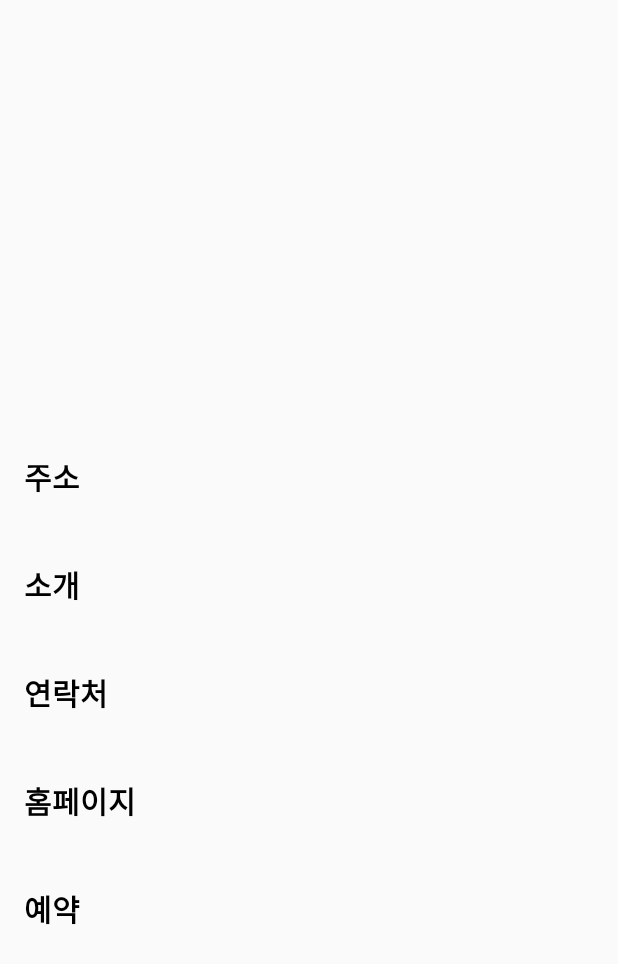
After one commit to suyeon1128/campingMaster, an Android app: the CampingSiteDetailActivity screen opened directly, with no data from a screen before it, on a phone screen of 412 x 824 dp. The commit adds this screen. Shown: the top 964 px of the screen. Run offline under Robolectric (Android 15) with nearby library versions, the phone set to English and light mode, and no system bars; pictures from the network do not load.

```diff
--- a/app/build.gradle.kts
+++ b/app/build.gradle.kts
@@ -55,4 +55,6 @@ dependencies {
     implementation ("com.squareup.retrofit2:converter-gson:2.9.0")
     implementation ("com.google.code.gson:gson:2.10.1")
     implementation ("com.squareup.okhttp3:logging-interceptor:3.11.0")
+    //glide
+    implementation ("com.github.bumptech.glide:glide:4.13.2")
 }
--- /dev/null
+++ b/app/src/main/java/com/example/campingmaster/CampingSiteDetailActivity.java
@@ -0,0 +1,58 @@
+package com.example.campingmaster;
+
+import android.os.Bundle;
+import android.widget.ImageView;
+import android.widget.TextView;
+
+import androidx.appcompat.app.AppCompatActivity;
+
+import com.bumptech.glide.Glide;
+import com.example.campingmaster.api.gocamping.dto.CampingSiteDto;
+
+public class CampingSiteDetailActivity extends AppCompatActivity {
+    private TextView nameTextView;
+    private TextView featureTextView;
+    private TextView addressTextView;
+    private TextView descriptionTextView;
+    private TextView phoneNumberTextView;
+    private TextView homepageTextView;
+    private TextView reserveTextView;
+    private ImageView siteImageView;
+
+    @Override
+    protected void onCreate(Bundle savedInstanceState) {
+        super.onCreate(savedInstanceState);
+        setContentView(R.layout.activity_camping_site_detail);
+
+        nameTextView = findViewById(R.id.nameTextView);
+        featureTextView = findViewById(R.id.featureTextView);
+        addressTextView = findViewById(R.id.addressTextView);
+        descriptionTextView = findViewById(R.id.descriptionTextView);
+        phoneNumberTextView = findViewById(R.id.phoneNumberTextView);
+        homepageTextView = findViewById(R.id.homepageTextView);
+        siteImageView = findViewById(R.id.siteImageView);
+        reserveTextView = findViewById(R.id.reserveTextView);
+
+        CampingSiteDto campingSite = (CampingSiteDto) getIntent().getSerializableExtra("campingSite");
+
+        if (campingSite != null) {
+            nameTextView.setText(campingSite.getName() != null ? campingSite.getName() : "Name not available");
+            featureTextView.setText(campingSite.getFeatureNm() != null ? campingSite.getFeatureNm() : "Feature not available");
+            addressTextView.setText(campingSite.getAddress() != null ? campingSite.getAddress() : "Address not available");
+            descriptionTextView.setText(campingSite.getDescription() != null ? campingSite.getDescription() : "Description not available");
+            phoneNumberTextView.setText(campingSite.getPhoneNumber() != null ? campingSite.getPhoneNumber() : "Phone number not available");
+            homepageTextView.setText(campingSite.getHomepageUrl() != null ? campingSite.getHomepageUrl() : "Homepage not available");
+            reserveTextView.setText(campingSite.getReserveUrl() != null ? campingSite.getHomepageUrl() : "ReserveURl not available");
+            if (campingSite.getImgUrl() != null) {
+                loadImageFromUrl(campingSite.getImgUrl(), siteImageView);
+            } else {
+                siteImageView.setImageResource(R.drawable.logo_108x82);
+            }
+        }
+    }
+
+    private void loadImageFromUrl(String imgUrl, ImageView imageView) {
+        // Use your preferred image loading library (e.g., Glide, Picasso)
+        Glide.with(this).load(imgUrl).into(imageView);
+    }
+}
--- a/app/src/main/java/com/example/campingmaster/api/RetrofitService.java
+++ b/app/src/main/java/com/example/campingmaster/api/RetrofitService.java
@@ -15,6 +15,7 @@ import retrofit2.Call;
 import retrofit2.http.Body;
 import retrofit2.http.GET;
 import retrofit2.http.POST;
+import retrofit2.http.QueryMap;
 
 
 public interface RetrofitService {
@@ -27,7 +28,7 @@ public interface RetrofitService {
 
     @GET("/basedList")
     Call<List<CampingSiteDto>> searchBasedList();
-    @GET("/executeQuery")
-    Call<List<CampingSiteDto>> searchQuery(@Body Map<String, Object> query);
+    @POST("/executeQuery")
+    Call<List<CampingSiteDto>> searchQuery(@Body Map<String, Object> request);
 
 }
--- /dev/null
+++ b/app/src/main/res/layout/activity_camping_site_detail.xml
@@ -0,0 +1,105 @@
+<LinearLayout xmlns:android="http://schemas.android.com/apk/res/android"
+    android:layout_width="match_parent"
+    android:layout_height="match_parent"
+    android:orientation="vertical"
+    android:padding="16dp">
+
+    <ImageView
+        android:id="@+id/siteImageView"
+        android:layout_width="match_parent"
+        android:layout_height="200dp"
+        android:scaleType="centerCrop" />
+
+    <TextView
+        android:id="@+id/nameTextView"
+        android:layout_width="wrap_content"
+        android:layout_height="wrap_content"
+        android:textStyle="bold"
+        android:textSize="24sp"
+        android:paddingTop="8dp"
+        android:paddingBottom="4dp"
+        android:textColor="@color/splashBackground"/>
+
+    <TextView
+        android:id="@+id/featureTextView"
+        android:layout_width="wrap_content"
+        android:layout_height="wrap_content"
+        android:textSize="16sp"
+        android:paddingBottom="20dp" />
+
+    <TextView
+        android:layout_width="match_parent"
+        android:layout_height="wrap_content"
+        android:textSize="20dp"
+        android:textStyle="bold"
+        android:textColor="@color/black"
+        android:text="주소"/>
+
+
+    <TextView
+        android:id="@+id/addressTextView"
+        android:layout_width="wrap_content"
+        android:layout_height="wrap_content"
+        android:textSize="16sp"
+        android:paddingBottom="20dp" />
+
+    <TextView
+        android:layout_width="match_parent"
+        android:layout_height="wrap_content"
+        android:textSize="20dp"
+        android:textStyle="bold"
+        android:textColor="@color/black"
+        android:text="소개"/>
+
+    <TextView
+        android:id="@+id/descriptionTextView"
+        android:layout_width="wrap_content"
+        android:layout_height="wrap_content"
+        android:textSize="16sp"
+        android:paddingBottom="20dp" />
+
+    <TextView
+        android:layout_width="match_parent"
+        android:layout_height="wrap_content"
+        android:textSize="20dp"
+        android:textStyle="bold"
+        android:textColor="@color/black"
+        android:text="연락처"/>
+
+    <TextView
+        android:id="@+id/phoneNumberTextView"
+        android:layout_width="wrap_content"
+        android:layout_height="wrap_content"
+        android:textSize="16sp"
+        android:paddingBottom="20dp" />
+
+    <TextView
+        android:layout_width="match_parent"
+        android:layout_height="wrap_content"
+        android:textSize="20dp"
+        android:textStyle="bold"
+        android:textColor="@color/black"
+        android:text="홈페이지"/>
+
+    <TextView
+        android:id="@+id/homepageTextView"
+        android:layout_width="wrap_content"
+        android:layout_height="wrap_content"
+        android:textSize="16sp"
+        android:paddingBottom="20dp" />
+
+    <TextView
+        android:layout_width="match_parent"
+        android:layout_height="wrap_content"
+        android:textSize="20dp"
+        android:textStyle="bold"
+        android:textColor="@color/black"
+        android:text="예약"/>
+
+    <TextView
+        android:id="@+id/reserveTextView"
+        android:layout_width="wrap_content"
+        android:layout_height="wrap_content"
+        android:textSize="16sp"
+        android:paddingBottom="4dp" />
+</LinearLayout>
```
Also changed, not shown: app/src/main/AndroidManifest.xml (+8 -0 lines), app/src/main/java/com/example/campingmaster/CampSiteResultActivity.java (added, +67 -0 lines), app/src/main/java/com/example/campingmaster/adapter/CampingSiteAdapter.java (deleted, +0 -53 lines), app/src/main/java/com/example/campingmaster/adapter/CardViewAdapter.java (added, +84 -0 lines), app/src/main/java/com/example/campingmaster/api/gocamping/dto/CampingSiteDto.java (+4 -3 lines), app/src/main/java/com/example/campingmaster/api/gocamping/dto/CampsiteListDto.java (+32 -0 lines), app/src/main/java/com/example/campingmaster/fragment/CampsiteResultFragment.java (deleted, +0 -36 lines), app/src/main/java/com/example/campingmaster/fragment/MainFragment.java (+7 -9 lines), app/src/main/res/layout/activity_campsite_result.xml (renamed from app/src/main/res/layout/fragment_campsite_result.xml, +4 -5 lines), app/src/main/res/layout/item_campsite.xml (added, +62 -0 lines), app/src/main/res/layout/listview_campsite.xml (deleted, +0 -53 lines).
